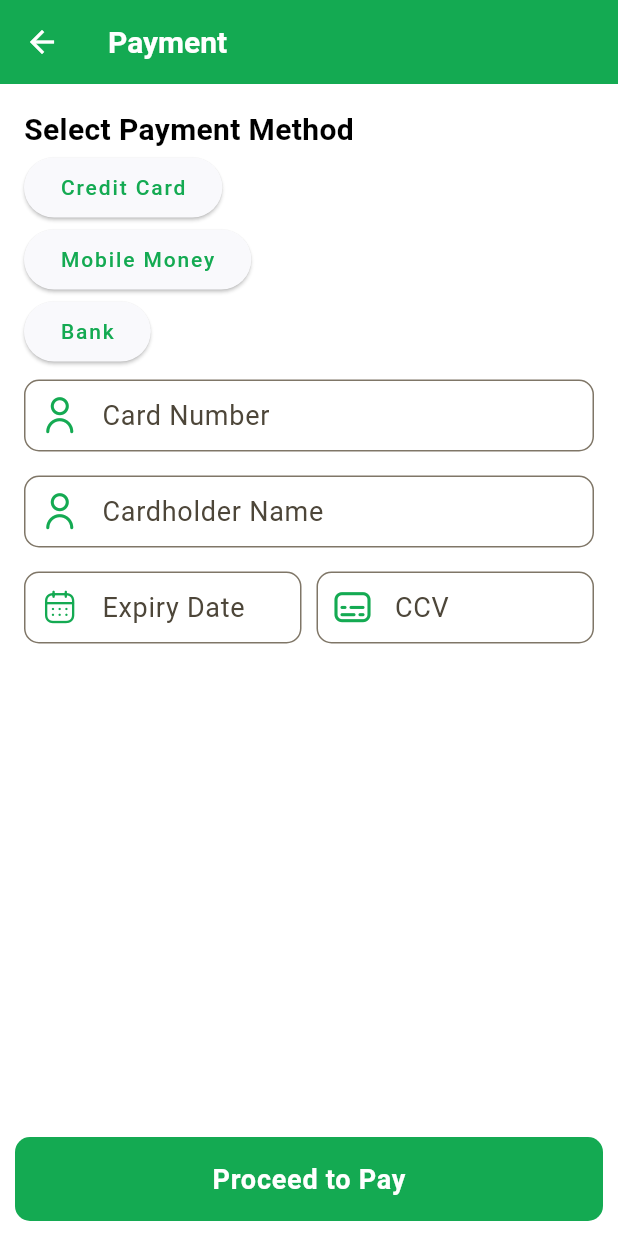
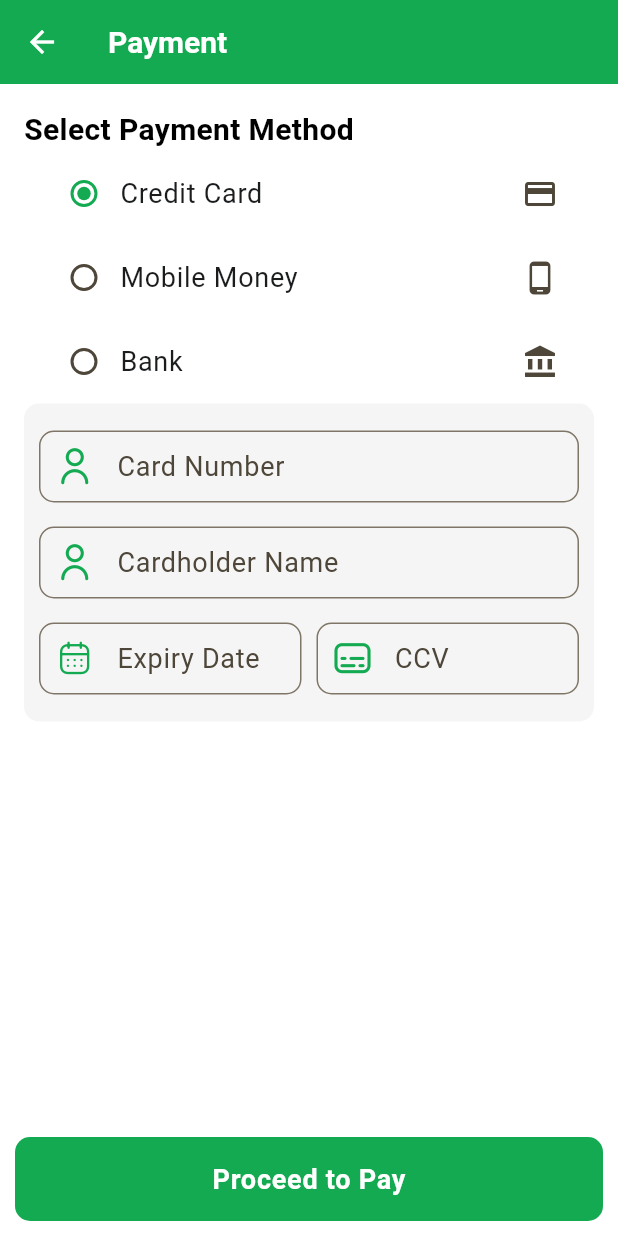
Before and after one commit to Awesomewsdm/service_masters, a Flutter app: the PaymentScreen screen opened directly, after a tap on "Credit Card", on a phone screen of 412 x 824 dp. Run offline on Flutter 3.47's test engine with Material 3 defaults, Android fonts, the phone set to English and light mode, and no system bars; our stand-ins replace bloc, chat_bubbles, cloud_firestore, equatable, firebase_auth, firebase_core and 11 more; missing offline and left inert: agora_rtc_engine; accounts and stored records are empty.

Commit message:
Fix formatting and import statements in custom_text_form_field.dart and edit_profile_screen.dart

```diff
--- a/lib/common/components/form/custom_text_form_field.dart
+++ b/lib/common/components/form/custom_text_form_field.dart
@@ -1,17 +1,17 @@
-import 'package:flutter/material.dart';
+import "package:flutter/material.dart";
 
 class CustomTextFormField extends StatelessWidget {
   const CustomTextFormField({
+    required this.keyboardType,
+    required this.hintText,
+    required this.labelText,
+    required this.prefixIcon,
     super.key,
     this.autofillHints,
-    required this.keyboardType,
-    required this.hintText,
     this.errorText,
     this.onChanged,
     this.controller,
     this.obscureText = false,
-    required this.labelText,
-    required this.prefixIcon,
     this.validator,
     this.suffixIcon,
   });
@@ -52,9 +52,10 @@ class CustomTextFormField extends StatelessWidget {
           errorText: errorText,
           border: const OutlineInputBorder(
             borderSide: BorderSide(
-                color: Color(
-              0xFFE5E5E5,
-            )),
+              color: Color(
+                0xFFE5E5E5,
+              ),
+            ),
             borderRadius: BorderRadius.all(
               Radius.circular(10.0),
             ),
--- a/lib/payment/view/payment_screen.dart
+++ b/lib/payment/view/payment_screen.dart
@@ -7,6 +7,8 @@ class PaymentScreen extends StatefulWidget {
 
 class _PaymentScreenState extends State<PaymentScreen> {
   String selectedPaymentMethod = "";
+  String selectedNetwork =
+      ""; // Add this variable to track the selected network
 
   @override
   Widget build(BuildContext context) {
@@ -23,10 +25,19 @@ class _PaymentScreenState extends State<PaymentScreen> {
               "Select Payment Method",
               style: TextStyle(fontSize: 20, fontWeight: FontWeight.bold),
             ),
-            _buildPaymentMethodButton("Credit Card"),
-            _buildPaymentMethodButton("Mobile Money"),
-            _buildPaymentMethodButton("Bank"),
-            if (selectedPaymentMethod.isNotEmpty) ..._buildPaymentFields(),
+            _buildPaymentMethodButton("Credit Card", Icons.credit_card),
+            _buildPaymentMethodButton("Mobile Money", Icons.phone_android),
+            _buildPaymentMethodButton("Bank", Icons.account_balance),
+            Container(
+              padding: const EdgeInsets.all(10.0),
+              decoration: BoxDecoration(
+                color: Colors.grey.shade100,
+                borderRadius: BorderRadius.circular(10),
+              ),
+              child: Column(
+                children: _buildPaymentFields(),
+              ),
+            ),
           ],
         ),
       ),
@@ -63,21 +74,39 @@ class _PaymentScreenState extends State<PaymentScreen> {
     );
   }
 
-  Widget _buildPaymentMethodButton(String method) {
-    return ElevatedButton(
-      onPressed: () {
+  Widget _buildPaymentMethodButton(String method, IconData iconData) {
+    return ListTile(
+      leading: Radio(
+        value: method,
+        groupValue: selectedPaymentMethod,
+        onChanged: (String? value) {
+          setState(() {
+            selectedPaymentMethod = value!;
+          });
+        },
+      ),
+      horizontalTitleGap: 0,
+      minVerticalPadding: 0,
+      title: Text(method),
+      trailing: Icon(iconData),
+      onTap: () {
         setState(() {
           selectedPaymentMethod = method;
         });
       },
-      child: Text(method),
     );
   }
 
   List<Widget> _buildPaymentFields() {
     if (selectedPaymentMethod == "Credit Card") {
       return [
-        CustomTextFormField(
+        Container(
+          padding: EdgeInsets.zero,
+          decoration: BoxDecoration(
+            borderRadius: BorderRadius.circular(10),
+            // color: Colors.white,
+          ),
+          child: CustomTextFormField(
             autofillHints: const [AutofillHints.name],
             validator: (value) {
               if (value!.isEmpty) {
@@ -91,6 +120,7 @@ class _PaymentScreenState extends State<PaymentScreen> {
             hintText: "Card Number",
             labelText: "Card Number",
             prefixIcon: const Icon(CustomIcons.user, color: tPrimaryColor),
+          ),
         ),
         CustomTextFormField(
           autofillHints: const [AutofillHints.name],
@@ -158,26 +188,98 @@ class _PaymentScreenState extends State<PaymentScreen> {
       ];
     } else if (selectedPaymentMethod == "Mobile Money") {
       return [
-        const SizedBox(height: 20),
-        const TextField(
-          decoration: InputDecoration(labelText: "Phone Number"),
+        CustomTextFormField(
+          autofillHints: const [AutofillHints.name],
+          validator: (value) {
+            if (value!.isEmpty) {
+              return "Enter a valid name";
+            } else {
+              return "null";
+            }
+          },
+          // controller: signUpController.fullName,
+          keyboardType: TextInputType.name,
+          hintText: "Phone Number",
+          labelText: "Phone Number",
+          prefixIcon: const Icon(CustomIcons.user, color: tPrimaryColor),
         ),
-        const TextField(
-          decoration:
-              InputDecoration(labelText: "Network (e.g., MTN, Vodafone)"),
+        DropdownButtonFormField<String>(
+          value: selectedNetwork,
+          onChanged: (newValue) {
+            setState(() {
+              selectedNetwork = newValue!;
+            });
+          },
+          validator: (value) {
+            if (value == null || value.isEmpty) {
+              return "Select a network";
+            }
+            return null;
+          },
+          items: const [
+            DropdownMenuItem<String>(
+              value: "MTN",
+              child: Text("MTN"),
+            ),
+            DropdownMenuItem<String>(
+              value: "Vodafone",
+              child: Text("Vodafone"),
+            ),
+            // Add more network options as needed
+          ],
+          decoration: const InputDecoration(
+            hintText: "Select Network",
+            labelText: "Network",
+            prefixIcon: Icon(CustomIcons.user, color: tPrimaryColor),
+          ),
         ),
       ];
     } else if (selectedPaymentMethod == "Bank") {
       return [
-        const SizedBox(height: 20),
-        const TextField(
-          decoration: InputDecoration(labelText: "Account Number"),
+        CustomTextFormField(
+          autofillHints: const [AutofillHints.name],
+          validator: (value) {
+            if (value!.isEmpty) {
+              return "Enter a valid name";
+            } else {
+              return "null";
+            }
+          },
+          // controller: signUpController.fullName,
+          keyboardType: TextInputType.name,
+          hintText: "Account Number",
+          labelText: "Account Number",
+          prefixIcon: const Icon(CustomIcons.user, color: tPrimaryColor),
         ),
-        const TextField(
-          decoration: InputDecoration(labelText: "Bank Name"),
+        CustomTextFormField(
+          autofillHints: const [AutofillHints.name],
+          validator: (value) {
+            if (value!.isEmpty) {
+              return "Enter a valid name";
+            } else {
+              return "null";
+            }
+          },
+          // controller: signUpController.fullName,
+          keyboardType: TextInputType.name,
+          hintText: "Bank Number",
+          labelText: "Bank Number",
+          prefixIcon: const Icon(CustomIcons.user, color: tPrimaryColor),
         ),
-        const TextField(
-          decoration: InputDecoration(labelText: "Account Holder Name"),
+        CustomTextFormField(
+          autofillHints: const [AutofillHints.name],
+          validator: (value) {
+            if (value!.isEmpty) {
+              return "Enter a valid name";
+            } else {
+              return "null";
+            }
+          },
+          // controller: signUpController.fullName,
+          keyboardType: TextInputType.name,
+          hintText: "Account Holder Name",
+          labelText: "Account Holder Name",
+          prefixIcon: const Icon(CustomIcons.user, color: tPrimaryColor),
         ),
       ];
     } else {
```
Also changed, not shown: lib/edit_profile/view/edit_profile_screen.dart (+9 -6 lines), lib/home/view/home_screen.dart (+51 -17 lines). Lines whose indentation alone changed are shown as unchanged.
